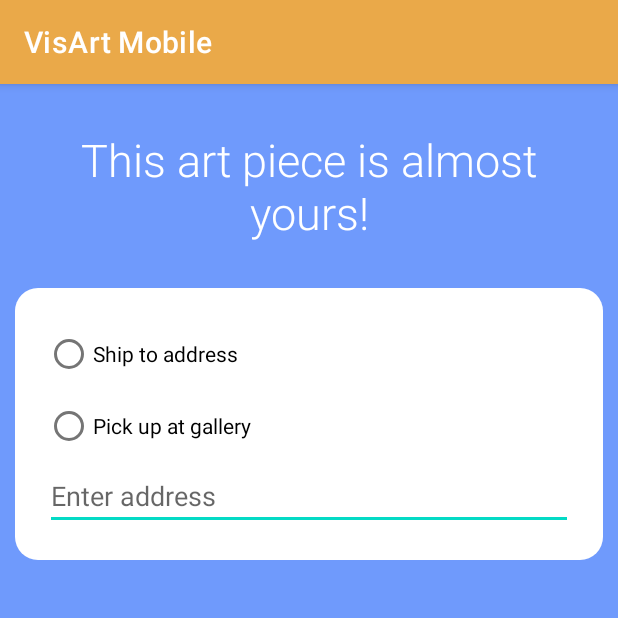
After one commit to McGill-ECSE321-Fall2020/project-group-05, an Android app: the CheckoutActivity screen opened directly, with no data from a screen before it, on a phone screen of 412 x 824 dp, the top half of it. The commit adds this screen. Run offline under Robolectric (Android 15) with nearby library versions, the phone set to English and light mode, and no system bars.

Commit message:
checkout page added, checkout page testable from home

```diff
--- a/visart-mobile-app/app/src/main/AndroidManifest.xml
+++ b/visart-mobile-app/app/src/main/AndroidManifest.xml
@@ -1,6 +1,8 @@
 <?xml version="1.0" encoding="utf-8"?>
 <manifest xmlns:android="http://schemas.android.com/apk/res/android"
     package="com.example.visartmobile">
+
+    <uses-permission android:name="android.permission.INTERNET" />
 
     <application
         android:allowBackup="true"
@@ -9,7 +11,8 @@
         android:roundIcon="@mipmap/ic_launcher_round"
         android:supportsRtl="true"
         android:theme="@style/Theme.VisArtMobile">
-        <activity android:name=".ListingActivity"></activity>
+        <activity android:name=".CheckoutActivity"></activity>
+        <activity android:name=".ListingActivity" />
         <activity android:name=".LoginActivity" />
         <activity android:name=".MainActivity" />
         <activity android:name=".StartupActivity">
@@ -21,6 +24,4 @@
         </activity>
     </application>
 
-    <uses-permission android:name="android.permission.INTERNET" />
-
 </manifest>
--- /dev/null
+++ b/visart-mobile-app/app/src/main/java/com/example/visartmobile/CheckoutActivity.java
@@ -0,0 +1,39 @@
+package com.example.visartmobile;
+
+import android.os.Bundle;
+import android.view.View;
+import android.widget.EditText;
+import android.widget.Toast;
+
+import androidx.appcompat.app.AppCompatActivity;
+
+import com.example.visartmobile.util.HttpUtils;
+import com.example.visartmobile.util.UserAuth;
+
+import org.jetbrains.annotations.NotNull;
+import org.json.JSONException;
+import org.json.JSONObject;
+
+import java.io.IOException;
+
+import okhttp3.Call;
+import okhttp3.Callback;
+import okhttp3.Response;
+
+
+public class CheckoutActivity extends AppCompatActivity {
+
+    @Override
+    protected void onCreate(Bundle savedInstanceState) {
+        super.onCreate(savedInstanceState);
+        setContentView(R.layout.activity_checkout);
+    }
+
+    public void clickedAddress(View view) {
+
+    }
+
+    public void clickedPickUp(View view) {
+
+    }
+}
--- a/visart-mobile-app/app/src/main/java/com/example/visartmobile/StartupActivity.java
+++ b/visart-mobile-app/app/src/main/java/com/example/visartmobile/StartupActivity.java
@@ -50,6 +50,11 @@ public class StartupActivity extends AppCompatActivity {
         startActivity(loginIntent);
     }
 
+    public void goToCheckout() {
+        Intent checkoutIntent = new Intent(this, CheckoutActivity.class);
+        startActivity(checkoutIntent);
+    }
+
     public void onLoginNavClick(View view) {
         goToLoginPage();
     }
@@ -58,6 +63,8 @@ public class StartupActivity extends AppCompatActivity {
         goToMainListings();
     }
 
+    public void onCheckoutNavClick(View view) { goToCheckout(); }
+
     public void onTestMethod(View view) {
         Toast.makeText(StartupActivity.this, "I am a test method!", Toast.LENGTH_LONG).show();
     }
--- /dev/null
+++ b/visart-mobile-app/app/src/main/res/layout/activity_checkout.xml
@@ -0,0 +1,67 @@
+<?xml version="1.0" encoding="utf-8"?>
+<LinearLayout xmlns:android="http://schemas.android.com/apk/res/android"
+    xmlns:app="http://schemas.android.com/apk/res-auto"
+    xmlns:tools="http://schemas.android.com/tools"
+    android:layout_width="match_parent"
+    android:layout_height="match_parent"
+    android:orientation="vertical"
+    android:paddingBottom="10dp"
+    android:paddingLeft="10dp"
+    android:paddingRight="10dp"
+    android:paddingTop="10dp"
+    android:background="@drawable/login_background"
+    tools:context=".CheckoutActivity">
+
+    <TextView
+        android:layout_width="match_parent"
+        android:layout_height="wrap_content"
+        android:layout_marginTop="20dp"
+        android:layout_marginLeft="10dp"
+        android:layout_marginRight="10dp"
+        android:fontFamily="sans-serif-light"
+        android:gravity="center"
+        android:text="This art piece is almost yours!"
+        android:textColor="#FFFFFF"
+        android:textSize="30dp"/>
+
+    <LinearLayout
+        android:layout_width="match_parent"
+        android:layout_height="wrap_content"
+        android:orientation="vertical"
+        android:paddingBottom="20dp"
+        android:paddingLeft="20dp"
+        android:paddingRight="20dp"
+        android:paddingTop="20dp"
+        android:layout_marginTop="30dp"
+        android:background="@drawable/form_bubble_shape"
+        >
+
+    <RadioGroup xmlns:android="http://schemas.android.com/apk/res/android"
+        android:layout_width="match_parent"
+        android:layout_height="wrap_content"
+        android:orientation="vertical">
+        <RadioButton android:id="@+id/address"
+            android:layout_width="wrap_content"
+            android:layout_height="wrap_content"
+            android:text="Ship to address"
+            android:onClick="clickedAddress">
+            </RadioButton>
+<!--            android:onClick=""/>-->
+        <RadioButton android:id="@+id/pickUp"
+            android:layout_width="wrap_content"
+            android:layout_height="wrap_content"
+            android:text="Pick up at gallery"
+            android:onClick="clickedPickUp">
+        </RadioButton>
+<!--            android:onClick="onRadioButtonClicked"/>-->
+    </RadioGroup>
+
+        <EditText
+            android:layout_width="match_parent"
+            android:layout_height="wrap_content"
+            android:id="@+id/addressField"
+            android:hint="Enter address"
+            />
+
+    </LinearLayout>
+</LinearLayout>
--- a/visart-mobile-app/app/src/main/res/layout/activity_startup.xml
+++ b/visart-mobile-app/app/src/main/res/layout/activity_startup.xml
@@ -52,6 +52,13 @@
                 android:text="Go To Art Listings" />
 
             <Button
+                android:id="@+id/button4"
+                android:layout_width="match_parent"
+                android:layout_height="wrap_content"
+                android:onClick="onCheckoutNavClick"
+                android:text="Go To Checkout" />
+
+            <Button
                 android:id="@+id/button3"
                 android:layout_width="match_parent"
                 android:layout_height="wrap_content"
```
Also changed, not shown: 1 other file.
